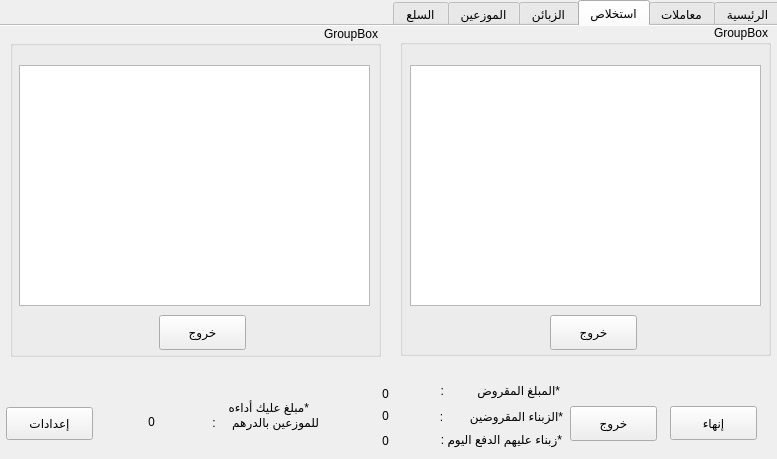
First picture: the form in home.ui, repository YassineBaghdadi/stock-management-V2, before the edit.
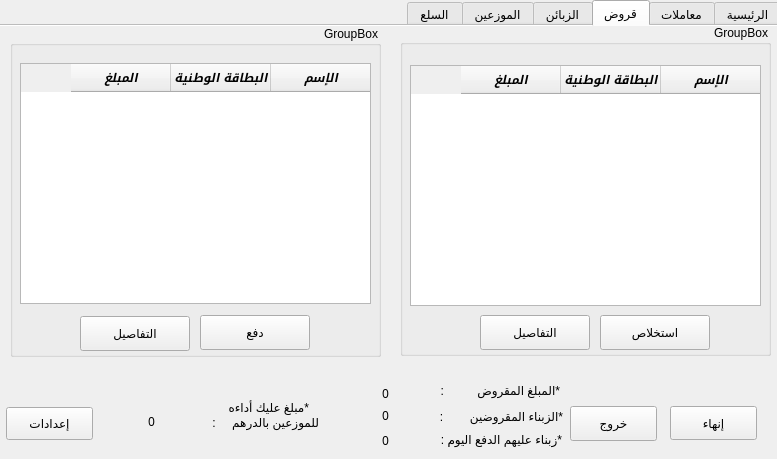
Second picture: the form after the edit. The open tabs and pages were chosen to show the change. Icons and pictures are not drawn.

Patch:
```diff
--- a/home.ui
+++ b/home.ui
@@ -2841,7 +2841,7 @@
    </widget>
    <widget class="QWidget" name="tab">
     <attribute name="title">
-     <string>استخلاص</string>
+     <string>قروض</string>
     </attribute>
     <widget class="QGroupBox" name="groupBox_2">
      <property name="geometry">
@@ -2864,18 +2864,70 @@
         <height>241</height>
        </rect>
       </property>
+      <column>
+       <property name="text">
+        <string>الإسم</string>
+       </property>
+       <property name="font">
+        <font>
+         <family>DejaVu Sans</family>
+         <weight>75</weight>
+         <italic>true</italic>
+         <bold>true</bold>
+        </font>
+       </property>
+      </column>
+      <column>
+       <property name="text">
+        <string>البطاقة الوطنية</string>
+       </property>
+       <property name="font">
+        <font>
+         <family>DejaVu Sans Condensed</family>
+         <weight>75</weight>
+         <italic>true</italic>
+         <bold>true</bold>
+        </font>
+       </property>
+      </column>
+      <column>
+       <property name="text">
+        <string>المبلغ</string>
+       </property>
+       <property name="font">
+        <font>
+         <family>DejaVu Sans Condensed</family>
+         <weight>75</weight>
+         <italic>true</italic>
+         <bold>true</bold>
+        </font>
+       </property>
+      </column>
      </widget>
      <widget class="QPushButton" name="logOut_Button_2">
       <property name="geometry">
        <rect>
-        <x>150</x>
+        <x>200</x>
         <y>290</y>
-        <width>87</width>
+        <width>110</width>
         <height>35</height>
        </rect>
       </property>
       <property name="text">
-       <string>خروج</string>
+       <string>استخلاص</string>
+      </property>
+     </widget>
+     <widget class="QPushButton" name="C_kridi_history_btn">
+      <property name="geometry">
+       <rect>
+        <x>80</x>
+        <y>290</y>
+        <width>110</width>
+        <height>35</height>
+       </rect>
+      </property>
+      <property name="text">
+       <string>التفاصيل</string>
       </property>
      </widget>
     </widget>
@@ -2891,27 +2943,79 @@
      <property name="title">
       <string>GroupBox</string>
      </property>
-     <widget class="QTableWidget" name="tableWidget_2">
+     <widget class="QPushButton" name="pay_kridi_btn">
       <property name="geometry">
        <rect>
-        <x>9</x>
-        <y>39</y>
-        <width>351</width>
-        <height>241</height>
-       </rect>
-      </property>
-     </widget>
-     <widget class="QPushButton" name="logOut_Button_3">
-      <property name="geometry">
-       <rect>
-        <x>149</x>
+        <x>190</x>
         <y>289</y>
-        <width>87</width>
+        <width>110</width>
         <height>35</height>
        </rect>
       </property>
       <property name="text">
-       <string>خروج</string>
+       <string>دفع</string>
+      </property>
+     </widget>
+     <widget class="QTableWidget" name="S_kridi_table">
+      <property name="geometry">
+       <rect>
+        <x>10</x>
+        <y>37</y>
+        <width>351</width>
+        <height>241</height>
+       </rect>
+      </property>
+      <column>
+       <property name="text">
+        <string>الإسم</string>
+       </property>
+       <property name="font">
+        <font>
+         <family>DejaVu Sans</family>
+         <weight>75</weight>
+         <italic>true</italic>
+         <bold>true</bold>
+        </font>
+       </property>
+      </column>
+      <column>
+       <property name="text">
+        <string>البطاقة الوطنية</string>
+       </property>
+       <property name="font">
+        <font>
+         <family>DejaVu Sans Condensed</family>
+         <weight>75</weight>
+         <italic>true</italic>
+         <bold>true</bold>
+        </font>
+       </property>
+      </column>
+      <column>
+       <property name="text">
+        <string>المبلغ</string>
+       </property>
+       <property name="font">
+        <font>
+         <family>DejaVu Sans Condensed</family>
+         <weight>75</weight>
+         <italic>true</italic>
+         <bold>true</bold>
+        </font>
+       </property>
+      </column>
+     </widget>
+     <widget class="QPushButton" name="C_kridi_history_btn_2">
+      <property name="geometry">
+       <rect>
+        <x>70</x>
+        <y>290</y>
+        <width>110</width>
+        <height>35</height>
+       </rect>
+      </property>
+      <property name="text">
+       <string>التفاصيل</string>
       </property>
      </widget>
     </widget>
```
Left out of the diff: 151 changed lines with no effect on the pictures.
